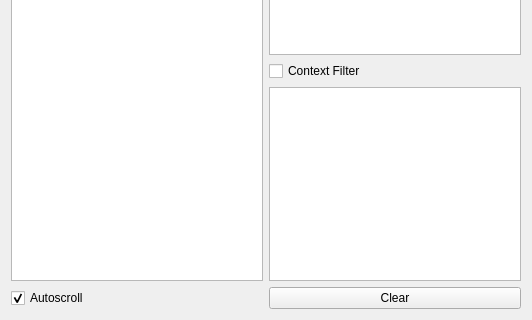
bylee20/bomi, file src/bomi/ui/logviewer.ui: the form before one commit; both pictures show x 0 to 532 and y 177 to 497 of the 532 by 497 pixel window.
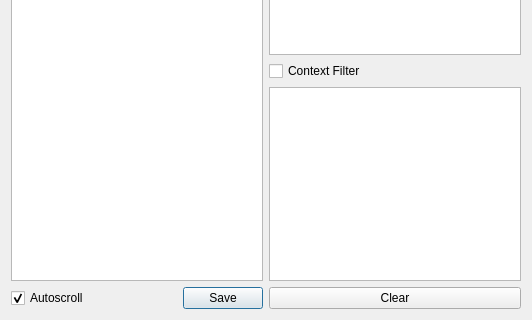
The form after the commit. Custom widgets are drawn as their Qt base class.

Commit message: * New: save button for log viewer

Patch:
```diff
--- a/src/bomi/ui/logviewer.ui
+++ b/src/bomi/ui/logviewer.ui
@@ -67,6 +67,8 @@
     </layout>
    </item>
    <item row="1" column="0">
+    <layout class="QHBoxLayout" name="horizontalLayout">
+     <item>
     <widget class="QCheckBox" name="autoscroll">
      <property name="text">
       <string>Autoscroll</string>
@@ -75,6 +77,28 @@
       <bool>true</bool>
      </property>
     </widget>
+     </item>
+     <item>
+      <spacer name="horizontalSpacer">
+       <property name="orientation">
+        <enum>Qt::Horizontal</enum>
+       </property>
+       <property name="sizeHint" stdset="0">
+        <size>
+         <width>40</width>
+         <height>20</height>
+        </size>
+       </property>
+      </spacer>
+     </item>
+     <item>
+      <widget class="QPushButton" name="save">
+       <property name="text">
+        <string>Save</string>
+       </property>
+      </widget>
+     </item>
+    </layout>
    </item>
    <item row="1" column="1">
     <widget class="QPushButton" name="clear">
```
Lines whose indentation alone changed are shown as unchanged. The commit also changes 1 other file.
